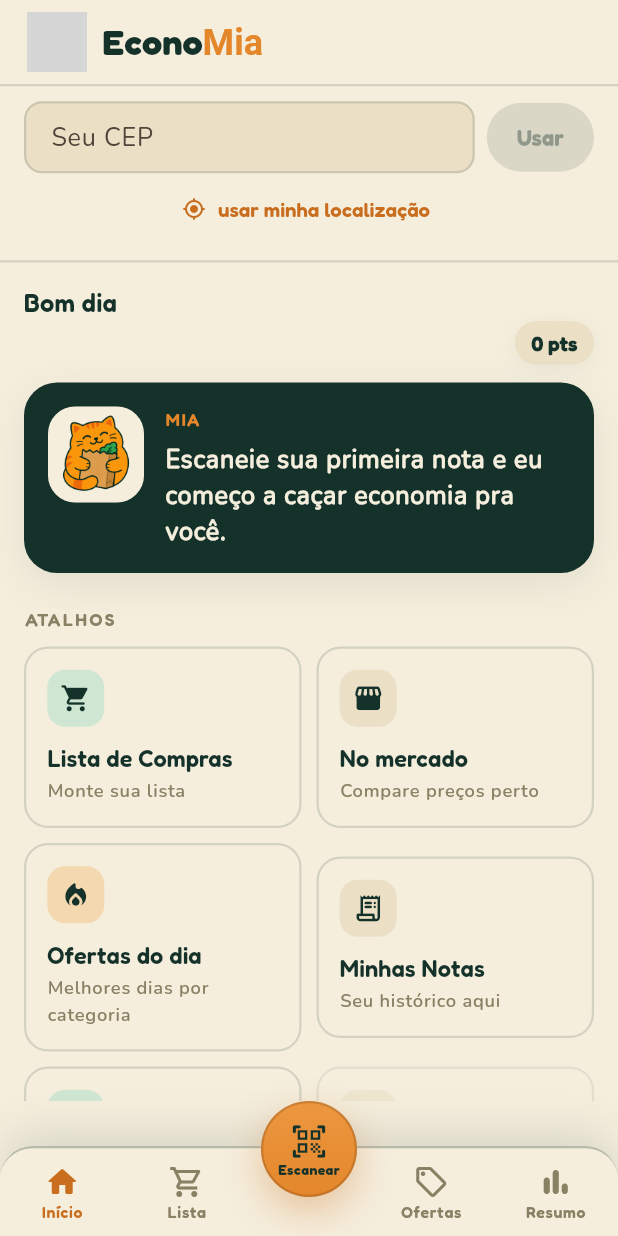
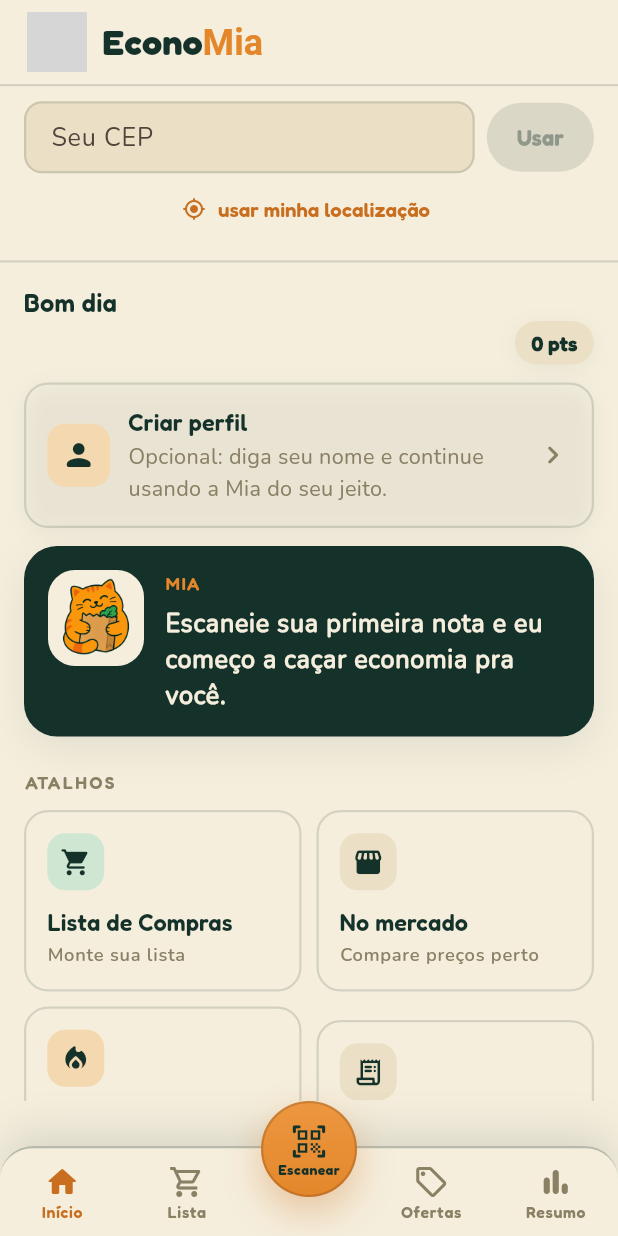
Before and after one commit to arthurfukushima/EconoMia-Flutter, a Flutter app: the screen it shows after launch, on a phone screen of 412 x 824 dp. Run offline on Flutter 3.47's test engine with Material 3 defaults, Android fonts, the phone set to English and light mode, and no system bars; our stand-ins replace flutter_local_notifications, flutter_riverpod, flutter_timezone, freezed_annotation, geolocator, go_router and 4 more; missing offline and left inert: mobile_scanner; statements that could not run were skipped; grey boxes are pictures that could not be loaded.

Commit message:
Add user profile feature with login and creation screens
Implements user profile model, screens for login/account creation, and
profile controller. Refactors notification scheduling API to use named
parameters and improves code formatting. Updates router and home screen
to support profile flow.

Co-Authored-By: Claude Haiku 4.5 <noreply@anthropic.com>

```diff
--- a/lib/core/notifications.dart
+++ b/lib/core/notifications.dart
@@ -27,11 +27,12 @@ abstract final class NotificationService {
 
     await _notifications
         .resolvePlatformSpecificImplementation<
-            AndroidFlutterLocalNotificationsPlugin>()
+          AndroidFlutterLocalNotificationsPlugin
+        >()
         ?.createNotificationChannel(androidChannel);
 
     await _notifications.initialize(
-      const InitializationSettings(
+      settings: const InitializationSettings(
         android: AndroidInitializationSettings('launcher_icon'),
         iOS: DarwinInitializationSettings(),
       ),
@@ -41,14 +42,23 @@ abstract final class NotificationService {
   /// Request notification permission — Android 13+, iOS.
   /// Safe to call multiple times (will skip if already asked).
   static Future<bool> requestPermission() async {
-    final ios = _notifications.resolvePlatformSpecificImplementation<
-        IOSFlutterLocalNotificationsPlugin>();
+    final ios = _notifications
+        .resolvePlatformSpecificImplementation<
+          IOSFlutterLocalNotificationsPlugin
+        >();
     if (ios != null) {
-      return await ios.requestPermissions(alert: true, badge: true, sound: true) ?? false;
+      return await ios.requestPermissions(
+            alert: true,
+            badge: true,
+            sound: true,
+          ) ??
+          false;
     }
 
-    final android = _notifications.resolvePlatformSpecificImplementation<
-        AndroidFlutterLocalNotificationsPlugin>();
+    final android = _notifications
+        .resolvePlatformSpecificImplementation<
+          AndroidFlutterLocalNotificationsPlugin
+        >();
     if (android != null) {
       return await android.requestNotificationsPermission() ?? false;
     }
@@ -73,14 +83,16 @@ abstract final class NotificationService {
       hour,
       minute,
     );
-    final when = scheduled.isBefore(now) ? scheduled.add(const Duration(days: 1)) : scheduled;
+    final when = scheduled.isBefore(now)
+        ? scheduled.add(const Duration(days: 1))
+        : scheduled;
 
     await _notifications.zonedSchedule(
-      _dailyReminderId,
-      title,
-      body,
-      when,
-      const NotificationDetails(
+      id: _dailyReminderId,
+      title: title,
+      body: body,
+      scheduledDate: when,
+      notificationDetails: const NotificationDetails(
         android: AndroidNotificationDetails(
           'economia_daily',
           'Lembretes diários',
@@ -90,14 +102,13 @@ abstract final class NotificationService {
         iOS: DarwinNotificationDetails(),
       ),
       matchDateTimeComponents: DateTimeComponents.time,
-      uiLocalNotificationDateInterpretation: UILocalNotificationDateInterpretation.absoluteTime,
       androidScheduleMode: AndroidScheduleMode.inexactAllowWhileIdle,
     );
   }
 
   /// Cancel any pending scheduled notification with id.
   static Future<void> cancel(int id) async {
-    await _notifications.cancel(id);
+    await _notifications.cancel(id: id);
   }
 
   /// Cancel the daily reminder specifically.
--- a/lib/features/home/home_screen.dart
+++ b/lib/features/home/home_screen.dart
@@ -11,6 +11,7 @@ import '../../widgets/staggered_entrance.dart';
 import '../gamification/gamification_controller.dart';
 import '../gamification/mission_widgets.dart';
 import '../lista/lista_controller.dart';
+import '../profile/profile_controller.dart';
 import 'home_controller.dart';
 
 String _greeting() {
@@ -42,6 +43,7 @@ class HomeScreen extends ConsumerWidget {
   @override
   Widget build(BuildContext context, WidgetRef ref) {
     ref.watch(gamificationProvider);
+    final profile = ref.watch(profileControllerProvider);
     final gamification = ref.read(gamificationProvider.notifier);
     final Insights insights =
         ref.watch(homeInsightsProvider).value ?? _zeroInsights;
@@ -69,7 +71,14 @@ class HomeScreen extends ConsumerWidget {
             ),
           ),
           const SizedBox(height: 12),
-          StaggeredEntrance(index: 2, child: _SavingsHero(insights: insights)),
+          if (profile == null) ...[
+            StaggeredEntrance(
+              index: 2,
+              child: _LoginBanner(onTap: () => context.push('/perfil/login')),
+            ),
+            const SizedBox(height: 12),
+          ],
+          StaggeredEntrance(index: 3, child: _SavingsHero(insights: insights)),
           const SizedBox(height: 22),
           Text(
             'ATALHOS',
@@ -132,6 +141,67 @@ class HomeScreen extends ConsumerWidget {
           const SizedBox(height: 32),
           _DebugResetButton(onReset: gamification.reset),
         ],
+      ),
+    );
+  }
+}
+
+class _LoginBanner extends StatelessWidget {
+  const _LoginBanner({required this.onTap});
+
+  final VoidCallback onTap;
+
+  @override
+  Widget build(BuildContext context) {
+    final theme = Theme.of(context);
+    final sa = theme.sa;
+
+    return Material(
+      color: sa.paper,
+      borderRadius: SaRadius.mdAll,
+      child: InkWell(
+        borderRadius: SaRadius.mdAll,
+        onTap: onTap,
+        child: Container(
+          padding: const EdgeInsets.all(14),
+          decoration: BoxDecoration(
+            borderRadius: SaRadius.mdAll,
+            border: Border.all(color: sa.stroke, width: 1.5),
+            boxShadow: sa.liftSm,
+          ),
+          child: Row(
+            children: [
+              Container(
+                width: 42,
+                height: 42,
+                alignment: Alignment.center,
+                decoration: BoxDecoration(
+                  color: sa.tintAmber,
+                  borderRadius: SaRadius.smAll,
+                ),
+                child: Icon(Icons.person_rounded, color: sa.ink, size: 24),
+              ),
+              const SizedBox(width: 12),
+              Expanded(
+                child: Column(
+                  crossAxisAlignment: CrossAxisAlignment.start,
+                  children: [
+                    Text('Criar perfil', style: theme.textTheme.titleSmall),
+                    const SizedBox(height: 2),
+                    Text(
+                      'Opcional: diga seu nome e continue usando a Mia do seu jeito.',
+                      style: theme.textTheme.bodyMedium!.copyWith(
+                        color: sa.muted,
+                      ),
+                    ),
+                  ],
+                ),
+              ),
+              const SizedBox(width: 8),
+              Icon(Icons.chevron_right_rounded, color: sa.muted),
+            ],
+          ),
+        ),
       ),
     );
   }
@@ -259,7 +329,6 @@ class _DebugResetButton extends StatelessWidget {
     );
   }
 }
-
 
 /// Forest-green card, Mia avatar, and — per the honesty rule — one of two
 /// truthful states: a real opportunity figure, or an onboarding nudge. Never
--- a/lib/router.dart
+++ b/lib/router.dart
@@ -9,6 +9,8 @@ import 'features/lista/lista_screen.dart';
 import 'features/mercado/mercado_screen.dart';
 import 'features/produto/busca_screen.dart';
 import 'features/produto/produto_screen.dart';
+import 'features/profile/create_profile_screen.dart';
+import 'features/profile/login_screen.dart';
 import 'features/receipt/receipt_screen.dart';
 import 'features/resumo/resumo_screen.dart';
 import 'features/scan/scan_mode.dart';
@@ -27,6 +29,16 @@ final router = GoRouter(
   initialLocation: '/splash',
   routes: [
     GoRoute(path: '/splash', builder: (_, _) => const SplashScreen()),
+    GoRoute(
+      path: '/perfil/login',
+      parentNavigatorKey: _rootKey,
+      builder: (_, _) => const LoginScreen(),
+    ),
+    GoRoute(
+      path: '/perfil/criar',
+      parentNavigatorKey: _rootKey,
+      builder: (_, _) => const CreateProfileScreen(),
+    ),
 
     StatefulShellRoute.indexedStack(
       builder: (_, _, shell) => AppShell(navigationShell: shell),
@@ -41,6 +53,7 @@ final router = GoRouter(
                 // opened it, but rendered above the shell (see parentNavigatorKey).
                 GoRoute(
                   path: 'notas',
+                  parentNavigatorKey: _rootKey,
                   builder: (_, _) => const HistoryScreen(),
                   routes: [
                     GoRoute(
--- a/pubspec.yaml
+++ b/pubspec.yaml
@@ -9,7 +9,7 @@ environment:
 dependencies:
   flutter:
     sdk: flutter
-  flutter_local_notifications: ^17.1.3
+  flutter_local_notifications: ^22.2.0
   flutter_riverpod: ^3.3.2
   flutter_timezone: ^5.1.0
   freezed_annotation: ^3.1.0
@@ -22,7 +22,7 @@ dependencies:
   sembast: ^3.8.9+1
   sembast_web: ^2.4.5+1
   shared_preferences: ^2.5.5
-  timezone: ^0.9.4
+  timezone: ^0.11.1
   url_launcher: ^6.3.2
 
 dev_dependencies:
```
Also changed, not shown: lib/data/models/user_profile.dart (added, +35 -0 lines), lib/data/prefs.dart (+52 -17 lines), lib/features/profile/create_profile_screen.dart (added, +100 -0 lines), lib/features/profile/login_screen.dart (added, +107 -0 lines), lib/features/profile/profile_controller.dart (added, +33 -0 lines), pubspec.lock, 4 other files.
